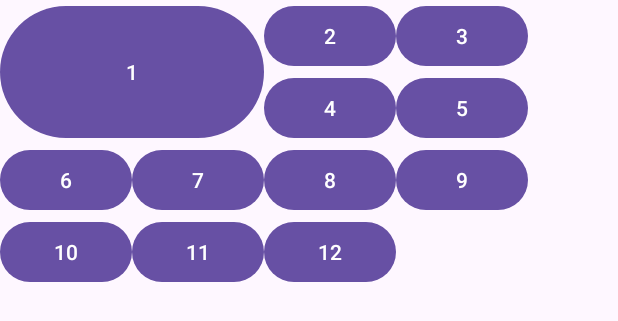
After one commit to ikaijian-android/studyApp, an Android app: the layout grid_layout.xml on its own in the app's theme, with its tools: preview values and no code run, on a phone screen of 412 x 824 dp. The commit adds this screen. Shown: the top 321 px of the screen. Run offline under Robolectric (Android 15) with nearby library versions, the phone set to English and light mode, and no system bars.

Commit message:
xml布局

```diff
--- a/app/src/main/AndroidManifest.xml
+++ b/app/src/main/AndroidManifest.xml
@@ -13,10 +13,14 @@
         android:theme="@style/Theme.StudyApp"
         tools:targetApi="31">
         <activity
+            android:name=".ui.LayoutActivity"
+            android:exported="false" />
+        <activity
             android:name=".ui.HomeActivity"
             android:exported="true">
             <intent-filter>
                 <action android:name="com.ikaijian.studyapp.home" />
+
                 <category android:name="android.intent.category.DEFAULT" />
             </intent-filter>
         </activity>
--- /dev/null
+++ b/app/src/main/res/layout/grid_layout.xml
@@ -0,0 +1,83 @@
+<?xml version="1.0" encoding="utf-8"?>
+<GridLayout xmlns:android="http://schemas.android.com/apk/res/android"
+    xmlns:tools="http://schemas.android.com/tools"
+    android:id="@+id/main"
+    android:layout_width="match_parent"
+    android:layout_height="match_parent"
+    android:columnCount="4"
+    tools:context=".ui.LayoutActivity">
+
+    <Button
+        android:id="@+id/button1"
+        android:layout_columnSpan="2"
+        android:layout_columnWeight="1"
+        android:layout_rowSpan="2"
+        android:layout_rowWeight="1"
+
+        android:layout_width="wrap_content"
+        android:layout_height="wrap_content"
+        android:text="1" />
+
+    <Button
+        android:id="@+id/button2"
+        android:layout_width="wrap_content"
+        android:layout_height="wrap_content"
+        android:text="2" />
+
+    <Button
+        android:id="@+id/button3"
+        android:layout_width="wrap_content"
+        android:layout_height="wrap_content"
+        android:text="3" />
+
+    <Button
+        android:id="@+id/button4"
+        android:layout_width="wrap_content"
+        android:layout_height="wrap_content"
+        android:text="4" />
+
+    <Button
+        android:id="@+id/button5"
+        android:layout_width="wrap_content"
+        android:layout_height="wrap_content"
+        android:text="5" />
+
+    <Button
+        android:id="@+id/button6"
+        android:layout_width="wrap_content"
+        android:layout_height="wrap_content"
+        android:text="6" />
+
+    <Button
+        android:id="@+id/button7"
+        android:layout_width="wrap_content"
+        android:layout_height="wrap_content"
+        android:text="7" />
+
+    <Button
+        android:id="@+id/button8"
+        android:layout_width="wrap_content"
+        android:layout_height="wrap_content"
+        android:text="8" />
+
+    <Button
+        android:id="@+id/button9"
+        android:layout_width="wrap_content"
+        android:layout_height="wrap_content"
+        android:text="9" />
+    <Button
+        android:id="@+id/button10"
+        android:layout_width="wrap_content"
+        android:layout_height="wrap_content"
+        android:text="10" />
+    <Button
+        android:id="@+id/button11"
+        android:layout_width="wrap_content"
+        android:layout_height="wrap_content"
+        android:text="11" />
+    <Button
+        android:id="@+id/button12"
+        android:layout_width="wrap_content"
+        android:layout_height="wrap_content"
+        android:text="12" />
+</GridLayout>
```
Also changed, not shown: app/src/main/java/com/ikaijian/studyapp/MainActivity.kt (+39 -4 lines), app/src/main/java/com/ikaijian/studyapp/ui/HomeActivity.kt (+41 -0 lines), app/src/main/java/com/ikaijian/studyapp/ui/LayoutActivity.kt (added, +21 -0 lines), app/src/main/res/layout/activity_layout.xml (added, +34 -0 lines), app/src/main/res/layout/frame_layout.xml (added, +24 -0 lines), app/src/main/res/layout/relative_layout.xml (added, +31 -0 lines), app/src/main/res/layout/scroll_layout.xml (added, +44 -0 lines).
